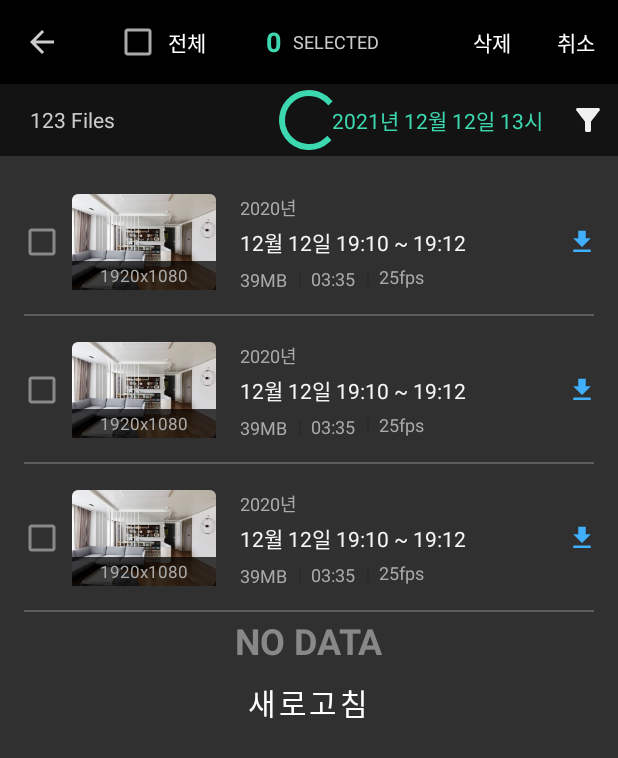
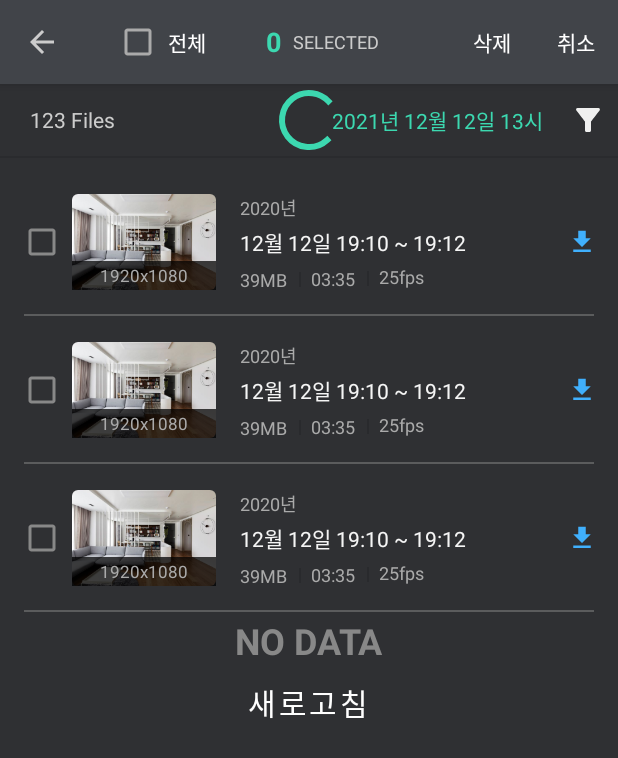
Before and after one commit to kukcoding/ctlbox, an Android app: the layout fragment_record_files.xml on its own in the app's theme, with its tools: preview values and no code run, on a phone screen of 412 x 824 dp. Shown: the top 758 px of the screen. Run offline under Robolectric (Android 15) with nearby library versions, the phone set to English and light mode, and no system bars; plain views replace MaterialProgressBar.

Commit message:
스타일 조정

```diff
--- a/common-ui-resources/src/main/res/drawable/bt_homescreen.xml
+++ b/common-ui-resources/src/main/res/drawable/bt_homescreen.xml
@@ -4,7 +4,7 @@
     <item>
         <shape android:shape="rectangle">
             <stroke android:width="0dp" android:color="#FFFFFF" />
-            <solid android:color="#303030" />
+            <solid android:color="#4D5057" />
             <corners android:radius="8dp" />
         </shape>
     </item>
--- a/common-ui-resources/src/main/res/values/styles.xml
+++ b/common-ui-resources/src/main/res/values/styles.xml
@@ -3,7 +3,7 @@
 <resources>
 
     <style name="MainToolbar" parent="Widget.MaterialComponents.Toolbar.Primary">
-        <item name="android:background">#000</item>
+        <item name="android:background">@color/base_color_tool_bar</item>
         <item name="titleTextColor">#FFF</item>
         <item name="subtitleTextColor">@color/material_on_primary_emphasis_medium</item>
     </style>
--- a/common-ui-resources/src/main/res/values/theme_colors.xml
+++ b/common-ui-resources/src/main/res/values/theme_colors.xml
@@ -11,9 +11,9 @@
 
     <!-- 다양한 배경색상, 대부분 0~4번만 사용함 -->
     <color name="base_color_status_bar">#050505</color>
-    <color name="base_color_tool_bar">#000</color>
-    <color name="base_color_background">#141313</color>
-    <color name="base_color_surface">#303030</color>
+    <color name="base_color_tool_bar">#414449</color>
+    <color name="base_color_background">#2F3033</color>
+    <color name="base_color_surface">#2F3033</color>
     <color name="base_color_surface0">#141313</color>
     <color name="base_color_surface1">#202122</color>
     <color name="base_color_surface2">#313335</color>
--- a/ui-dialogs/src/main/java/myapp/ui/dialogs/recordfiledownload/RecordFileDownloadDialogFragment.kt
+++ b/ui-dialogs/src/main/java/myapp/ui/dialogs/recordfiledownload/RecordFileDownloadDialogFragment.kt
@@ -91,10 +91,6 @@ class RecordFileDownloadDialogFragment : DialogFragment() {
                     dismiss()
                 }
                 else -> {
-//                    confirmYesIfPositive("취소하시겠습니까?") {
-//                        mViewModel.cancelDownload()
-//                        dismiss()
-//                    }
                     mViewModel.submitAction(RecordFileDownloadAction.AskCancel)
                 }
             }
@@ -103,6 +99,7 @@ class RecordFileDownloadDialogFragment : DialogFragment() {
         mViewModel.isFinished.observe(viewLifecycleOwner) { finished ->
             isCancelable = finished
         }
+
 
         mViewModel.liveFieldOf(RecordFileDownloadViewState::downloadStatus)
             .filter { it is DownloadStatus.Success || it is DownloadStatus.Error }
--- a/ui-dialogs/src/main/java/myapp/ui/dialogs/recordfiledownload/RecordFileDownloadViewModel.kt
+++ b/ui-dialogs/src/main/java/myapp/ui/dialogs/recordfiledownload/RecordFileDownloadViewModel.kt
@@ -52,7 +52,7 @@ internal data class RecordFileDownloadViewState(
 )
 
 private fun secondText(from: Long, to: Long): String {
-    return ((to - from) / 1000f).roundToInt().toString()
+    return ((to - from) / 1000f).roundToInt().toString() +"초"
 }
 
 @HiltViewModel
--- a/ui-dialogs/src/main/res/layout/dialog_record_file_download.xml
+++ b/ui-dialogs/src/main/res/layout/dialog_record_file_download.xml
@@ -61,6 +61,7 @@
                     android:layout_marginEnd="8dp"
                     android:text="@{vm.elapsedTimeTextLive}"
                     android:textColor="?attr/colorOnSurface2"
+                    android:textSize="11sp"
                     app:layout_constraintBottom_toBottomOf="@id/txtview_dialog_title"
                     app:layout_constraintEnd_toEndOf="parent"
                     app:layout_constraintTop_toTopOf="@+id/txtview_dialog_title"
--- a/ui-home/src/main/res/layout/fragment_home.xml
+++ b/ui-home/src/main/res/layout/fragment_home.xml
@@ -95,7 +95,6 @@
             <androidx.core.widget.NestedScrollView
                 android:layout_width="match_parent"
                 android:layout_height="match_parent"
-                android:background="#141313"
                 app:layout_behavior="@string/appbar_scrolling_view_behavior">
 
                 <androidx.constraintlayout.widget.ConstraintLayout
@@ -348,13 +347,15 @@
                         android:id="@+id/txtview_camId"
                         android:layout_width="wrap_content"
                         android:layout_height="wrap_content"
+                        android:layout_marginStart="8dp"
                         android:layout_marginTop="4dp"
-                        android:layout_marginEnd="24dp"
+                        android:layout_marginEnd="8dp"
                         android:alpha="0.8"
                         android:text="@{vm.camIdTextLive}"
                         android:textColor="?attr/colorOnSurface6"
                         android:textSize="12dp"
                         app:layout_constraintEnd_toEndOf="parent"
+                        app:layout_constraintStart_toStartOf="parent"
                         app:layout_constraintTop_toBottomOf="@id/layout_statusText"
                         tools:text="abcdefgasdfasdfsdaf" />
 
--- a/ui-record/src/main/java/myapp/ui/record/RecordFilesFragmentViewModel.kt
+++ b/ui-record/src/main/java/myapp/ui/record/RecordFilesFragmentViewModel.kt
@@ -146,8 +146,6 @@ internal class RecordFilesFragmentViewModel @Inject constructor(
         }
     }
 
-    fun setupWithLifecycle(lifecycleScope: LifecycleCoroutineScope) {
-    }
 
     fun submitAction(action: RecordFilesFragmentAction) {
         viewModelScope.launch {
--- a/ui-record/src/main/res/layout/fragment_record_files.xml
+++ b/ui-record/src/main/res/layout/fragment_record_files.xml
@@ -48,9 +48,9 @@
                         android:layout_height="wrap_content"
                         android:layout_weight="1"
                         android:text="@{vm.cameraNameLive}"
-                        tools:text="거실 카메라"
                         android:textSize="18sp"
-                        android:textStyle="bold" />
+                        android:textStyle="bold"
+                        tools:text="거실 카메라" />
 
                     <FrameLayout
                         android:id="@+id/layout_editBtn"
@@ -171,7 +171,6 @@
                 android:id="@+id/layout_statusBar"
                 android:layout_width="match_parent"
                 android:layout_height="48dp"
-                android:background="?attr/colorSurface0"
                 android:gravity="left|center_vertical"
                 android:paddingStart="20dp"
                 ads:layout_constraintEnd_toEndOf="parent"
@@ -199,18 +198,18 @@
                     android:id="@+id/layout_filterBtn"
                     android:layout_width="wrap_content"
                     android:layout_height="48dp"
-                    android:paddingHorizontal="8dp"
                     android:background="?attr/selectableItemBackgroundBorderless"
-                    android:gravity="left|center_vertical">
+                    android:gravity="left|center_vertical"
+                    android:paddingHorizontal="8dp">
 
                     <TextView
                         android:id="@+id/txtview_filter"
                         android:layout_width="wrap_content"
                         android:layout_height="wrap_content"
+                        android:layout_marginRight="18dp"
                         android:text="@{vm.filterTextLive}"
                         android:textColor="?attr/colorSecondary"
                         android:textSize="14sp"
-                        android:layout_marginRight="18dp"
                         tools:text="2021년 12월 12일 13시" />
 
                     <androidx.appcompat.widget.AppCompatImageView
@@ -228,6 +227,15 @@
                         app:srcCompat="@drawable/filter_list_selector2" />
                 </LinearLayout>
             </LinearLayout>
+
+            <View
+                android:id="@+id/divider"
+                android:layout_width="match_parent"
+                android:layout_height="1dp"
+                android:background="@color/black_transparent_10"
+                ads:layout_constraintEnd_toEndOf="@id/layout_statusBar"
+                ads:layout_constraintStart_toStartOf="@id/layout_statusBar"
+                ads:layout_constraintTop_toBottomOf="@id/layout_statusBar" />
 
             <androidx.swiperefreshlayout.widget.SwipeRefreshLayout
                 android:id="@+id/swipeRefreshLayout"
```
Also changed, not shown: common-ui-view/src/main/res/values/styles.xml (+2 -64 lines), ui-record/src/main/java/myapp/ui/record/RecordFilesFragment.kt (+8 -1 lines), ui-record/src/main/java/myapp/ui/record/viewholder/RecordFileItem.kt (+6 -1 lines).
